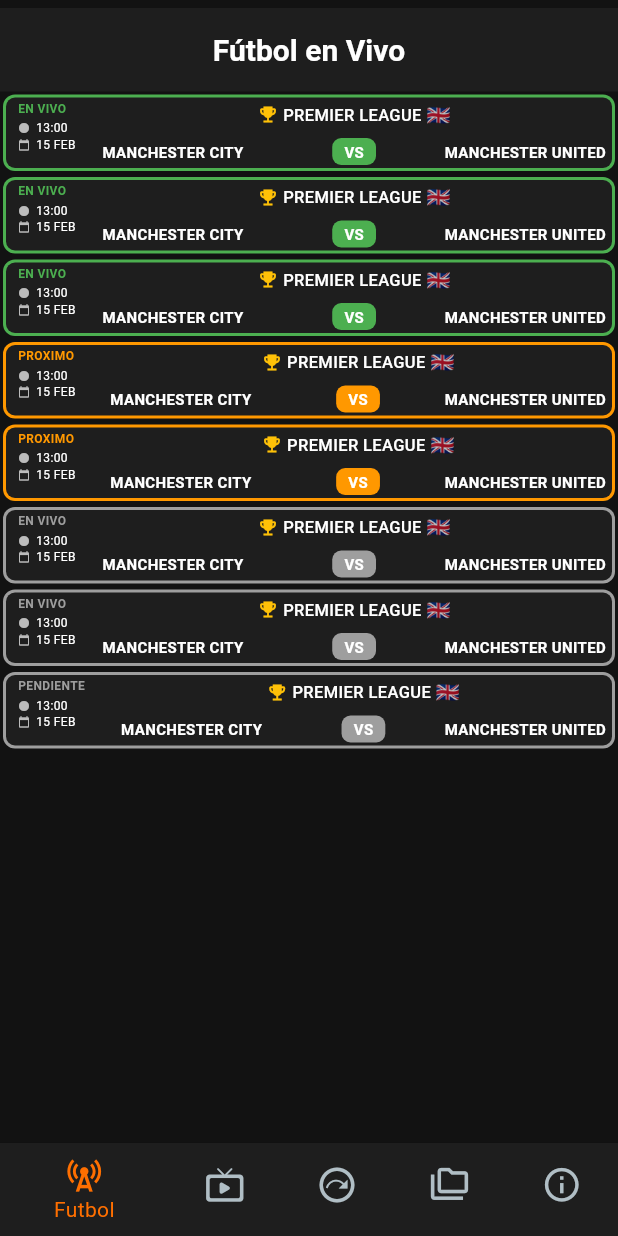
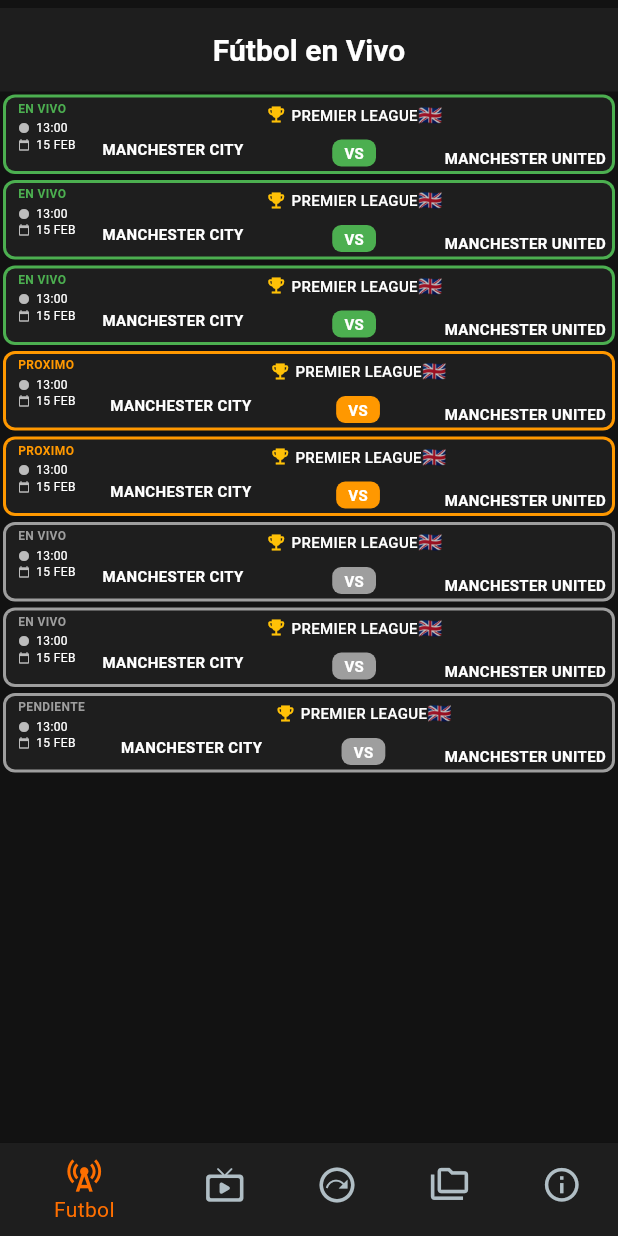
Before and after one commit to Alopez2500/meteorito-app, a Flutter app: the screen it shows after launch, on a phone screen of 412 x 824 dp. Run offline on Flutter 3.47's test engine with Material 3 defaults, Android fonts, the phone set to English and light mode, and no system bars; our stand-ins replace flutter_riverpod, go_router.

Commit message:
Implementando vista de futbol v2

```diff
--- a/lib/view/page/soccer/soccer_page.dart
+++ b/lib/view/page/soccer/soccer_page.dart
@@ -109,11 +109,13 @@ class SoccerPage extends StatelessWidget {
         elevation: 0,
       ),
       body: ListView.separated(
-          padding: EdgeInsets.zero, // Sin margen externo
+        padding: EdgeInsets.zero,
+        // Sin margen externo
         itemCount: matches.length,
-          separatorBuilder: (_, __) => SizedBox(height: 0), // Sin espacio entre tarjetas
+        separatorBuilder: (_, __) => SizedBox(height: 0),
+        // Sin espacio entre tarjetas
         itemBuilder: (context, i) => MatchCard(data: matches[i]),
-        )
+      ),
     );
   }
 }
@@ -244,22 +246,25 @@ class MatchCard extends StatelessWidget {
                               style: const TextStyle(
                                 color: Colors.white,
                                 fontWeight: FontWeight.w500,
-                                fontSize: 11,
+                                fontSize: 10,
                               ),
                             ),
-                            const SizedBox(width: 3),
                             Text(
                               data.flag,
                               style: const TextStyle(fontSize: 13),
                             ),
                           ],
                         ),
-                        const SizedBox(height: 6),
                         Row(
                           children: [
                             Expanded(
                               child: Align(
                                 alignment: Alignment.centerLeft,
+                                child: Column(
+                                  crossAxisAlignment: CrossAxisAlignment.start,
+                                  children: [
+                                    Padding(
+                                      padding: const EdgeInsets.only(top: 0),
                                       child: Text(
                                         data.home,
                                         style: const TextStyle(
@@ -269,7 +274,14 @@ class MatchCard extends StatelessWidget {
                                         ),
                                       ),
                                     ),
+                                  ],
                                 ),
+                              ),
+                            ),
+                            Column(
+                              mainAxisSize: MainAxisSize.min,
+                              children: [
+                                const SizedBox(height: 6), // Baja el VS
                                 Container(
                                   padding: const EdgeInsets.symmetric(
                                     horizontal: 8,
@@ -288,16 +300,25 @@ class MatchCard extends StatelessWidget {
                                     ),
                                   ),
                                 ),
+                              ],
+                            ),
                             Expanded(
                               child: Align(
                                 alignment: Alignment.centerRight,
-                                child: Text(
+                                child: Column(
+                                  crossAxisAlignment: CrossAxisAlignment.end,
+                                  children: [
+                                    const SizedBox(height: 12),
+                                    // Baja más el visitante
+                                    Text(
                                       data.away,
                                       style: const TextStyle(
                                         color: Colors.white,
                                         fontWeight: FontWeight.bold,
                                         fontSize: 10,
                                       ),
+                                    ),
+                                  ],
                                 ),
                               ),
                             ),
```
Lines whose indentation alone changed are shown as unchanged.
